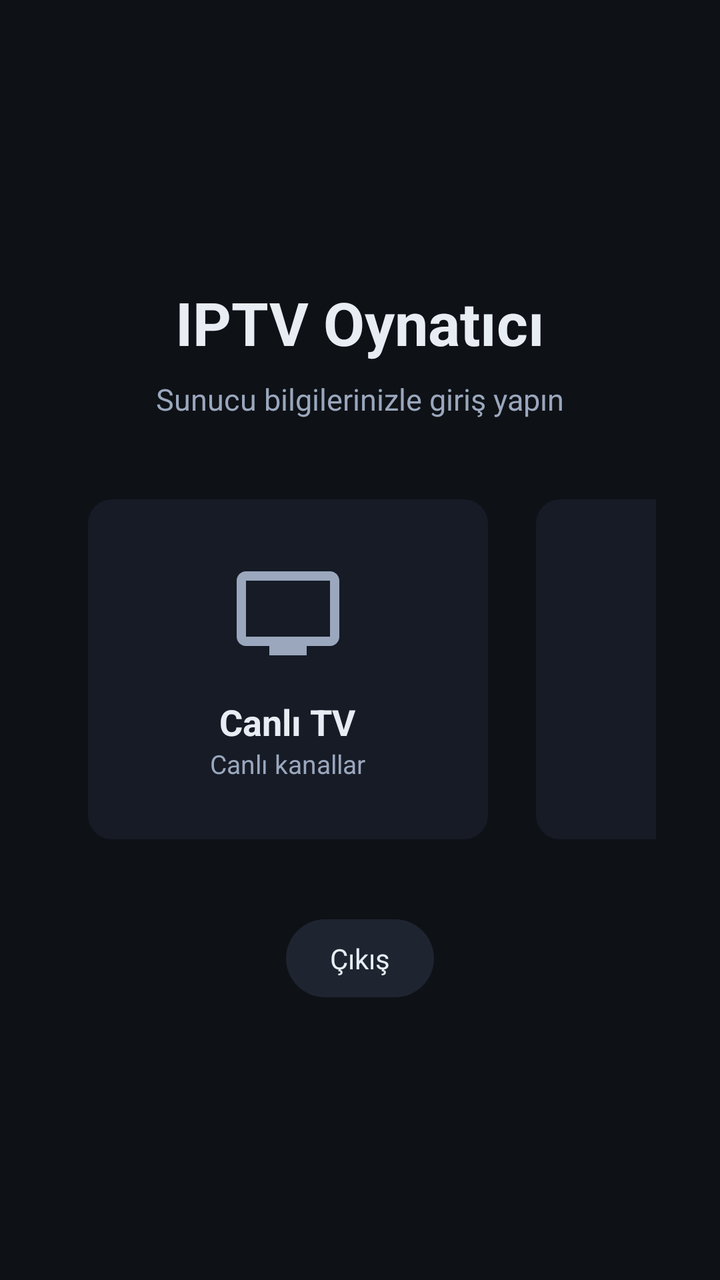
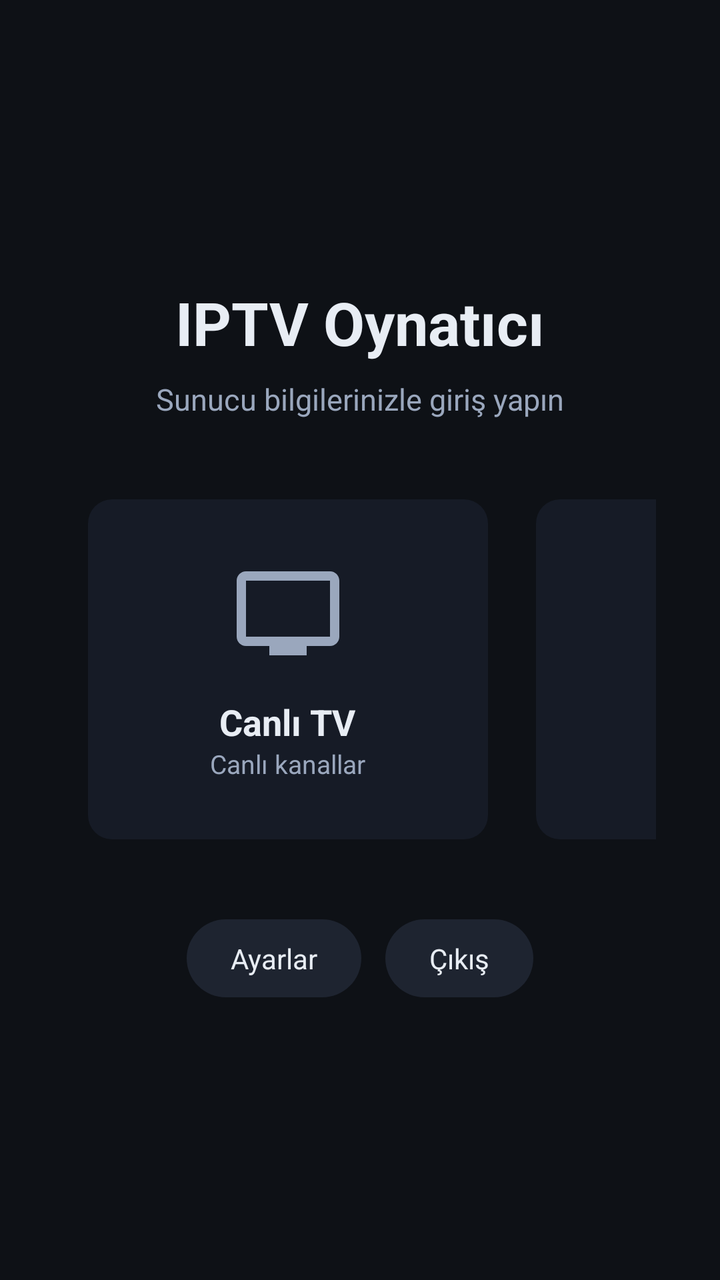

Before-and-after screenshots of an Android layout around one commit, followed by the original layout XML and the change that was made.
<!-- AndroidManifest.xml: application theme Theme.IPTV -->
<!-- res/layout/activity_home.xml -->
<?xml version="1.0" encoding="utf-8"?>
<LinearLayout xmlns:android="http://schemas.android.com/apk/res/android"
    android:layout_width="match_parent"
    android:layout_height="match_parent"
    android:background="@color/bg"
    android:gravity="center"
    android:orientation="vertical"
    android:padding="32dp">

    <TextView
        android:layout_width="wrap_content"
        android:layout_height="wrap_content"
        android:layout_marginBottom="8dp"
        android:text="@string/app_name"
        android:textColor="@color/text"
        android:textSize="30sp"
        android:textStyle="bold" />

    <TextView
        android:id="@+id/tv_home_sub"
        android:layout_width="wrap_content"
        android:layout_height="wrap_content"
        android:layout_marginBottom="28dp"
        android:text="@string/login_subtitle"
        android:textColor="@color/muted"
        android:textSize="15sp" />

    <LinearLayout
        android:layout_width="wrap_content"
        android:layout_height="wrap_content"
        android:orientation="horizontal">

        <LinearLayout
            android:id="@+id/card_live"
            android:layout_width="200dp"
            android:layout_height="170dp"
            android:layout_margin="12dp"
            android:background="@drawable/bg_item"
            android:clickable="true"
            android:focusable="true"
            android:gravity="center"
            android:orientation="vertical"
            android:padding="16dp">

            <ImageView
                android:layout_width="56dp"
                android:layout_height="56dp"
                android:contentDescription="@null"
                android:src="@drawable/ic_tv" />

            <TextView
                android:layout_width="wrap_content"
                android:layout_height="wrap_content"
                android:layout_marginTop="14dp"
                android:text="@string/live_tv"
                android:textColor="@color/text"
                android:textSize="18sp"
                android:textStyle="bold" />

            <TextView
                android:layout_width="wrap_content"
                android:layout_height="wrap_content"
                android:text="@string/live_tv_desc"
                android:textColor="@color/muted"
                android:textSize="13sp" />
        </LinearLayout>

        <LinearLayout
            android:id="@+id/card_movies"
            android:layout_width="200dp"
            android:layout_height="170dp"
            android:layout_margin="12dp"
            android:background="@drawable/bg_item"
            android:clickable="true"
            android:focusable="true"
            android:gravity="center"
            android:orientation="vertical"
            android:padding="16dp">

            <ImageView
                android:layout_width="56dp"
                android:layout_height="56dp"
                android:contentDescription="@null"
                android:src="@drawable/ic_movie" />

            <TextView
                android:layout_width="wrap_content"
                android:layout_height="wrap_content"
                android:layout_marginTop="14dp"
                android:text="@string/movies"
                android:textColor="@color/text"
                android:textSize="18sp"
                android:textStyle="bold" />

            <TextView
                android:layout_width="wrap_content"
                android:layout_height="wrap_content"
                android:text="@string/movies_desc"
                android:textColor="@color/muted"
                android:textSize="13sp" />
        </LinearLayout>

        <LinearLayout
            android:id="@+id/card_series"
            android:layout_width="200dp"
            android:layout_height="170dp"
            android:layout_margin="12dp"
            android:background="@drawable/bg_item"
            android:clickable="true"
            android:focusable="true"
            android:gravity="center"
            android:orientation="vertical"
            android:padding="16dp">

            <ImageView
                android:layout_width="56dp"
                android:layout_height="56dp"
                android:contentDescription="@null"
                android:src="@drawable/ic_series" />

            <TextView
                android:layout_width="wrap_content"
                android:layout_height="wrap_content"
                android:layout_marginTop="14dp"
                android:text="@string/series"
                android:textColor="@color/text"
                android:textSize="18sp"
                android:textStyle="bold" />

            <TextView
                android:layout_width="wrap_content"
                android:layout_height="wrap_content"
                android:text="@string/series_desc"
                android:textColor="@color/muted"
                android:textSize="13sp" />
        </LinearLayout>

    </LinearLayout>

    <TextView
        android:id="@+id/btn_logout"
        android:layout_width="wrap_content"
        android:layout_height="wrap_content"
        android:layout_marginTop="28dp"
        android:background="@drawable/bg_chip"
        android:clickable="true"
        android:focusable="true"
        android:paddingHorizontal="22dp"
        android:paddingVertical="10dp"
        android:text="@string/logout"
        android:textColor="@color/text"
        android:textSize="14sp" />

</LinearLayout>
<!-- resources referenced by this layout -->
<resources>
  <color name="bg">#0E1116</color>
  <color name="muted">#9AA7BD</color>
  <color name="text">#E8EDF4</color>
  <!-- drawable bg_chip (drawable) -->
  <?xml version="1.0" encoding="utf-8"?>
  <selector xmlns:android="http://schemas.android.com/apk/res/android">
      <item android:state_focused="true">
          <shape android:shape="rectangle">
              <solid android:color="@color/accent" />
              <corners android:radius="20dp" />
          </shape>
      </item>
      <item android:state_selected="true">
          <shape android:shape="rectangle">
              <solid android:color="@color/accent_dim" />
              <corners android:radius="20dp" />
          </shape>
      </item>
      <item>
          <shape android:shape="rectangle">
              <solid android:color="@color/chip" />
              <corners android:radius="20dp" />
          </shape>
      </item>
  </selector>
  <!-- drawable ic_movie (drawable) -->
  <vector xmlns:android="http://schemas.android.com/apk/res/android"
      android:width="24dp"
      android:height="24dp"
      android:viewportWidth="24"
      android:viewportHeight="24"
      android:tint="@color/accent">
      <path
          android:fillColor="#FFFFFF"
          android:pathData="M18,4l2,4h-3l-2,-4h-2l2,4h-3l-2,-4H8l2,4H7L5,4H4C2.9,4 2.01,4.9 2.01,6L2,18c0,1.1 0.9,2 2,2h16c1.1,0 2,-0.9 2,-2V4h-4z" />
  </vector>
  <!-- drawable ic_series (drawable) -->
  <vector xmlns:android="http://schemas.android.com/apk/res/android"
      android:width="24dp"
      android:height="24dp"
      android:viewportWidth="24"
      android:viewportHeight="24"
      android:tint="@color/accent">
      <path
          android:fillColor="#FFFFFF"
          android:pathData="M4,6H2v14c0,1.1 0.9,2 2,2h14v-2H4V6zM20,2H8c-1.1,0 -2,0.9 -2,2v12c0,1.1 0.9,2 2,2h12c1.1,0 2,-0.9 2,-2V4c0,-1.1 -0.9,-2 -2,-2zM10,14.5v-9l6,4.5 -6,4.5z" />
  </vector>
  <!-- drawable ic_tv (drawable) -->
  <vector xmlns:android="http://schemas.android.com/apk/res/android"
      android:width="24dp"
      android:height="24dp"
      android:viewportWidth="24"
      android:viewportHeight="24"
      android:tint="@color/muted">
      <path
          android:fillColor="#FFFFFF"
          android:pathData="M21,3H3C1.9,3 1,3.9 1,5v12c0,1.1 0.9,2 2,2h5v2h8v-2h5c1.1,0 2,-0.9 2,-2V5C23,3.9 22.1,3 21,3zM21,17H3V5h18V17z" />
  </vector>
  <string name="app_name">IPTV Oynatıcı</string>
  <string name="live_tv">Canlı TV</string>
  <string name="live_tv_desc">Canlı kanallar</string>
  <string name="login_subtitle">Sunucu bilgilerinizle giriş yapın</string>
  <string name="logout">Çıkış</string>
  <string name="movies">Filmler</string>
  <string name="movies_desc">Film arşivi</string>
  <string name="series">Diziler</string>
  <string name="series_desc">Dizi arşivi</string>
  <style name="Theme.IPTV" parent="Theme.Material3.Dark.NoActionBar">
          <item name="android:windowBackground">@color/bg</item>
          <item name="colorPrimary">@color/accent</item>
          <item name="colorOnPrimary">#FFFFFF</item>
          <item name="android:statusBarColor">@color/bg</item>
      </style>
  <color name="accent">#4F8CFF</color>
  <color name="accent_dim">#2E5BBF</color>
  <color name="chip">#1E2430</color>
  <color name="surface_focus">#2A3A5A</color>
  <color name="surface">#161B26</color>
  <!-- unchanged entries left out for length: 1 -->
</resources>

<!-- the commit's change to res/layout/activity_home.xml (unified diff, before → after) -->
@@ -137,18 +137,39 @@
 
     </LinearLayout>
 
-    <TextView
-        android:id="@+id/btn_logout"
+    <LinearLayout
         android:layout_width="wrap_content"
         android:layout_height="wrap_content"
         android:layout_marginTop="28dp"
-        android:background="@drawable/bg_chip"
-        android:clickable="true"
-        android:focusable="true"
-        android:paddingHorizontal="22dp"
-        android:paddingVertical="10dp"
-        android:text="@string/logout"
-        android:textColor="@color/text"
-        android:textSize="14sp" />
+        android:orientation="horizontal">
+
+        <TextView
+            android:id="@+id/btn_settings"
+            android:layout_width="wrap_content"
+            android:layout_height="wrap_content"
+            android:layout_marginEnd="12dp"
+            android:background="@drawable/bg_chip"
+            android:clickable="true"
+            android:focusable="true"
+            android:paddingHorizontal="22dp"
+            android:paddingVertical="10dp"
+            android:text="@string/settings"
+            android:textColor="@color/text"
+            android:textSize="14sp" />
+
+        <TextView
+            android:id="@+id/btn_logout"
+            android:layout_width="wrap_content"
+            android:layout_height="wrap_content"
+            android:background="@drawable/bg_chip"
+            android:clickable="true"
+            android:focusable="true"
+            android:paddingHorizontal="22dp"
+            android:paddingVertical="10dp"
+            android:text="@string/logout"
+            android:textColor="@color/text"
+            android:textSize="14sp" />
+
+    </LinearLayout>
 
 </LinearLayout>
<!-- resource entries referenced after the edit -->
@@ -67,6 +67,7 @@
   <string name="movies_desc">Film arşivi</string>
   <string name="series">Diziler</string>
   <string name="series_desc">Dizi arşivi</string>
+  <string name="settings">Ayarlar</string>
   <style name="Theme.IPTV" parent="Theme.Material3.Dark.NoActionBar">
           <item name="android:windowBackground">@color/bg</item>
           <item name="colorPrimary">@color/accent</item>
